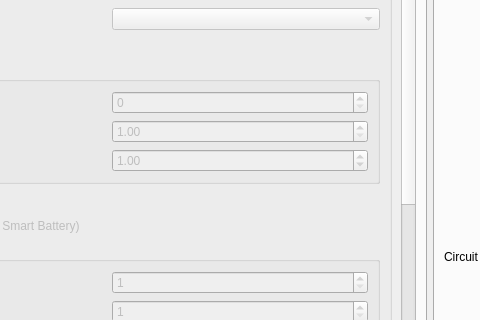
The window that msrc_gui/mainwindow.ui (dgatf/msrc) describes before a commit, drawn with Qt 5; both pictures show x 204 to 684 and y 122 to 442 of the 1267 by 765 pixel window.
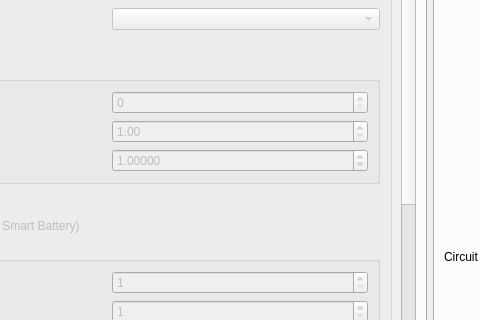
The same window after the commit. Icons and pictures are not drawn.

Commit message: Hw4 current multiplier 5 decimals

Patch:
```diff
--- a/msrc_gui/mainwindow.ui
+++ b/msrc_gui/mainwindow.ui
@@ -734,6 +734,9 @@
                         <property name="enabled">
                          <bool>false</bool>
                         </property>
+                        <property name="decimals">
+                         <number>5</number>
+                        </property>
                         <property name="maximum">
                          <double>1000.000000000000000</double>
                         </property>
```
